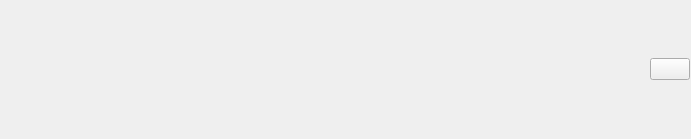
Before: the Qt Designer form view/MainPage/ui/maintitlebar.ui in sen2222/BSDToolGather-2.0, drawn with Qt 5.
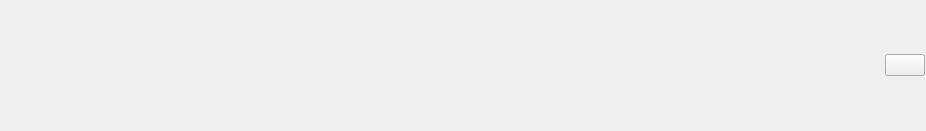
After: the same form once the commit is applied. Icons and pictures are not drawn.

Patch:
```diff
--- a/view/MainPage/ui/maintitlebar.ui
+++ b/view/MainPage/ui/maintitlebar.ui
@@ -6,8 +6,8 @@
    <rect>
     <x>0</x>
     <y>0</y>
-    <width>691</width>
-    <height>139</height>
+    <width>926</width>
+    <height>131</height>
    </rect>
   </property>
   <property name="windowTitle">
```
